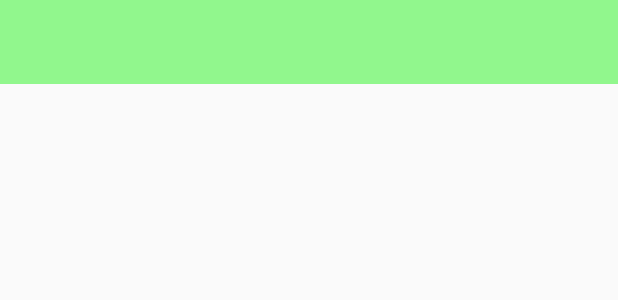
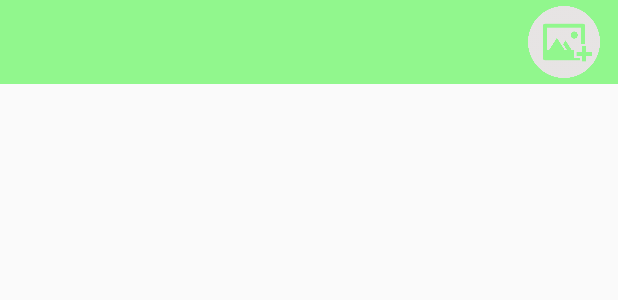
Before and after one commit to JustinMinozoy/Wanusu, an Android app: the layout activity_main.xml on its own in the app's theme, with its tools: preview values and no code run, on a phone screen of 412 x 824 dp. Shown: the top 300 px of the screen. Run offline under Robolectric (Android 15) with nearby library versions, the phone set to English and light mode, and no system bars.

Commit message:
adding new post button on MainActivity and handle it from navigation header also

```diff
--- a/app/src/main/java/com/blackwizard/wanusumahana/SetupActivity.java
+++ b/app/src/main/java/com/blackwizard/wanusumahana/SetupActivity.java
@@ -131,7 +131,7 @@ public class SetupActivity extends AppCompatActivity {
                     .start(this);
         }
 
-        // Cuando se pulsa en el crop button
+        //
         if(requestCode == CropImage.CROP_IMAGE_ACTIVITY_REQUEST_CODE)
         {
             CropImage.ActivityResult result = CropImage.getActivityResult(data);
--- a/app/src/main/res/layout/activity_main.xml
+++ b/app/src/main/res/layout/activity_main.xml
@@ -21,19 +21,31 @@
         <FrameLayout
             android:id="@+id/mainContainer"
             android:layout_width="match_parent"
-            android:layout_height="590dp"
+            android:layout_height="match_parent"
             android:layout_below="@id/mainPageToolBar"
-            android:layout_alignParentStart="true"
-            android:layout_alignParentLeft="true"
-            android:layout_alignParentTop="true"
-            android:layout_marginTop="69dp">
+            android:layout_alignParentStart="true">
 
             <androidx.recyclerview.widget.RecyclerView
                 android:id="@+id/all-users-posts-lists"
                 android:layout_width="match_parent"
-                android:layout_height="637dp" />
+                android:layout_height="match_parent" />
 
         </FrameLayout>
+
+        <ImageButton
+            android:id="@+id/addNewPost"
+            android:layout_width="48dp"
+            android:layout_height="48dp"
+            android:layout_above="@+id/mainContainer"
+            android:layout_alignParentEnd="true"
+            android:layout_marginRight="12dp"
+            android:layout_marginBottom="4dp"
+            android:background="@color/colorPrimaryDark"
+            android:baselineAlignBottom="false"
+            android:focusableInTouchMode="false"
+            android:scaleType="centerCrop"
+            android:src="@drawable/add_post_high" />
+
     </RelativeLayout>
 
     <com.google.android.material.navigation.NavigationView
--- a/app/src/main/res/menu/navigation_menu.xml
+++ b/app/src/main/res/menu/navigation_menu.xml
@@ -3,12 +3,12 @@
     <item
         android:id="@+id/nav_post"
         android:title="What's on Your Mind"
-        android:icon="@drawable/post"/>
+        android:icon="@drawable/add_post"/>
 
     <item
         android:id="@+id/nav_profile"
         android:title="Profile"
-        android:icon="@drawable/user"/>
+        android:icon="@drawable/profile"/>
 
     <item
         android:id="@+id/nav_home"
@@ -23,7 +23,7 @@
     <item
         android:id="@+id/nav_find_friends"
         android:title="Find Friends"
-        android:icon="@drawable/findfriends"/>
+        android:icon="@drawable/find_people"/>
 
     <item
         android:id="@+id/nav_messages"
```
Also changed, not shown: app/src/main/AndroidManifest.xml (+10 -16 lines), app/src/main/java/com/blackwizard/wanusumahana/MainActivity.java (+21 -31 lines), app/src/main/java/com/blackwizard/wanusumahana/PostActivity.java (added, +14 -0 lines), app/src/main/res/layout/activity_post.xml (added, +9 -0 lines), app/src/main/res/drawable/add_post.png (added), app/src/main/res/drawable/add_post_high.png (added), app/src/main/res/drawable/confirm.png (added), app/src/main/res/drawable/country.png (added), app/src/main/res/drawable/email.png (added), app/src/main/res/drawable/find_people.png (added), app/src/main/res/drawable/mail.png (deleted), app/src/main/res/drawable/name.png, app/src/main/res/drawable/password.png, app/src/main/res/drawable/post.png (deleted), 2 more files.
